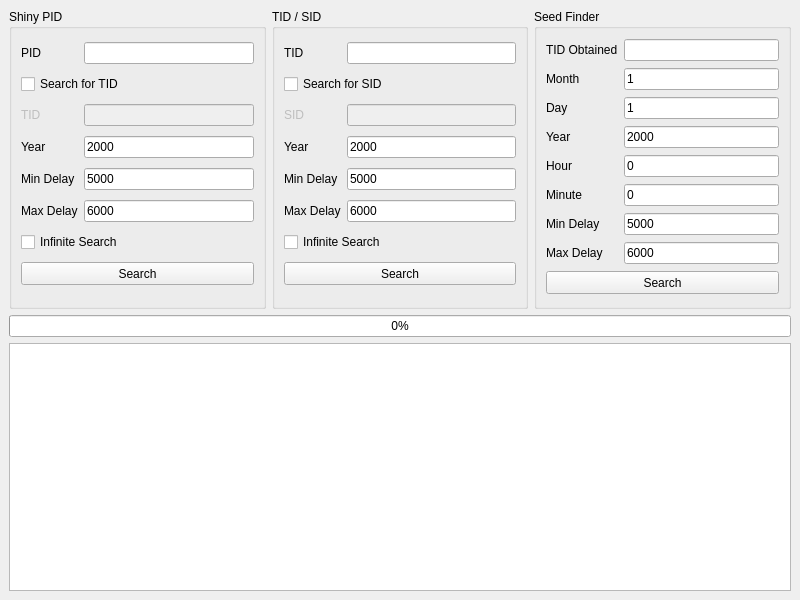
The window that Forms/Gen4/IDs4.ui (Admiral-Fish/PokeFinder) describes before a commit, drawn with Qt 5.
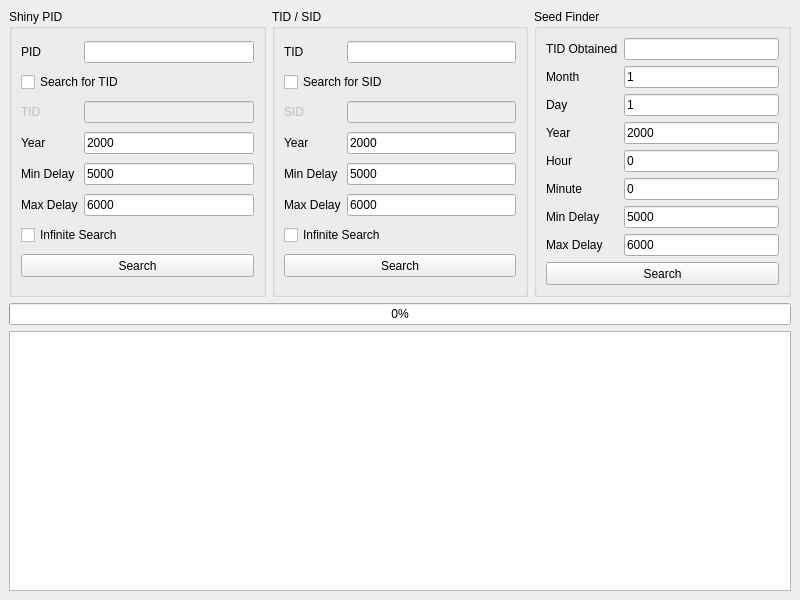
The same window after the commit. Custom widgets are drawn as their Qt base class.

The edit to the form file:
```diff
--- a/Forms/Gen4/IDs4.ui
+++ b/Forms/Gen4/IDs4.ui
@@ -10,6 +10,12 @@
     <height>600</height>
    </rect>
   </property>
+  <property name="minimumSize">
+   <size>
+    <width>800</width>
+    <height>600</height>
+   </size>
+  </property>
   <property name="windowTitle">
    <string>Gen 4 TID/SID</string>
   </property>
@@ -93,10 +99,16 @@
    <layout class="QGridLayout" name="gridLayout_4">
     <item row="0" column="0">
      <widget class="QGroupBox" name="groupBoxShinyPID">
+      <property name="sizePolicy">
+       <sizepolicy hsizetype="Preferred" vsizetype="Preferred">
+        <horstretch>0</horstretch>
+        <verstretch>1</verstretch>
+       </sizepolicy>
+      </property>
       <property name="minimumSize">
        <size>
         <width>0</width>
-        <height>300</height>
+        <height>0</height>
        </size>
       </property>
       <property name="title">
@@ -105,6 +117,12 @@
       <layout class="QGridLayout" name="gridLayout">
        <item row="0" column="0">
         <widget class="QLabel" name="label">
+         <property name="sizePolicy">
+          <sizepolicy hsizetype="Fixed" vsizetype="Preferred">
+           <horstretch>0</horstretch>
+           <verstretch>0</verstretch>
+          </sizepolicy>
+         </property>
          <property name="text">
           <string>PID</string>
          </property>
@@ -112,6 +130,12 @@
        </item>
        <item row="0" column="1">
         <widget class="QTextBox" name="textBoxPID">
+         <property name="sizePolicy">
+          <sizepolicy hsizetype="Preferred" vsizetype="Fixed">
+           <horstretch>0</horstretch>
+           <verstretch>0</verstretch>
+          </sizepolicy>
+         </property>
          <property name="maxLength">
           <number>8</number>
          </property>
@@ -129,6 +153,12 @@
          <property name="enabled">
           <bool>false</bool>
          </property>
+         <property name="sizePolicy">
+          <sizepolicy hsizetype="Fixed" vsizetype="Preferred">
+           <horstretch>0</horstretch>
+           <verstretch>0</verstretch>
+          </sizepolicy>
+         </property>
          <property name="text">
           <string>TID</string>
          </property>
@@ -139,6 +169,12 @@
          <property name="enabled">
           <bool>false</bool>
          </property>
+         <property name="sizePolicy">
+          <sizepolicy hsizetype="Preferred" vsizetype="Fixed">
+           <horstretch>0</horstretch>
+           <verstretch>0</verstretch>
+          </sizepolicy>
+         </property>
          <property name="maxLength">
           <number>5</number>
          </property>
@@ -146,6 +182,12 @@
        </item>
        <item row="3" column="0">
         <widget class="QLabel" name="label_3">
+         <property name="sizePolicy">
+          <sizepolicy hsizetype="Fixed" vsizetype="Preferred">
+           <horstretch>0</horstretch>
+           <verstretch>0</verstretch>
+          </sizepolicy>
+         </property>
          <property name="text">
           <string>Year</string>
          </property>
@@ -153,6 +195,12 @@
        </item>
        <item row="3" column="1">
         <widget class="QTextBox" name="textBoxYearShinyPID">
+         <property name="sizePolicy">
+          <sizepolicy hsizetype="Preferred" vsizetype="Fixed">
+           <horstretch>0</horstretch>
+           <verstretch>0</verstretch>
+          </sizepolicy>
+         </property>
          <property name="text">
           <string notr="true">2000</string>
          </property>
@@ -163,6 +211,12 @@
        </item>
        <item row="4" column="0">
         <widget class="QLabel" name="label_4">
+         <property name="sizePolicy">
+          <sizepolicy hsizetype="Fixed" vsizetype="Preferred">
+           <horstretch>0</horstretch>
+           <verstretch>0</verstretch>
+          </sizepolicy>
+         </property>
          <property name="text">
           <string>Min Delay</string>
          </property>
@@ -170,6 +224,12 @@
        </item>
        <item row="4" column="1">
         <widget class="QTextBox" name="textBoxMinDelayShinyPID">
+         <property name="sizePolicy">
+          <sizepolicy hsizetype="Preferred" vsizetype="Fixed">
+           <horstretch>0</horstretch>
+           <verstretch>0</verstretch>
+          </sizepolicy>
+         </property>
          <property name="text">
           <string notr="true">5000</string>
          </property>
@@ -180,6 +240,12 @@
        </item>
        <item row="5" column="0">
         <widget class="QLabel" name="label_5">
+         <property name="sizePolicy">
+          <sizepolicy hsizetype="Fixed" vsizetype="Preferred">
+           <horstretch>0</horstretch>
+           <verstretch>0</verstretch>
+          </sizepolicy>
+         </property>
          <property name="text">
           <string>Max Delay</string>
          </property>
@@ -187,6 +253,12 @@
        </item>
        <item row="5" column="1">
         <widget class="QTextBox" name="textBoxMaxDelayShinyPID">
+         <property name="sizePolicy">
+          <sizepolicy hsizetype="Preferred" vsizetype="Fixed">
+           <horstretch>0</horstretch>
+           <verstretch>0</verstretch>
+          </sizepolicy>
+         </property>
          <property name="text">
           <string notr="true">6000</string>
          </property>
@@ -223,12 +295,24 @@
     </item>
     <item row="0" column="1">
      <widget class="QGroupBox" name="groupBoxTIDSID">
+      <property name="sizePolicy">
+       <sizepolicy hsizetype="Preferred" vsizetype="Preferred">
+        <horstretch>0</horstretch>
+        <verstretch>1</verstretch>
+       </sizepolicy>
+      </property>
       <property name="title">
        <string>TID / SID</string>
       </property>
       <layout class="QGridLayout" name="gridLayout_2">
        <item row="0" column="0">
         <widget class="QLabel" name="label_9">
+         <property name="sizePolicy">
+          <sizepolicy hsizetype="Fixed" vsizetype="Preferred">
+           <horstretch>0</horstretch>
+           <verstretch>0</verstretch>
+          </sizepolicy>
+         </property>
          <property name="text">
           <string>TID</string>
          </property>
@@ -236,6 +320,12 @@
        </item>
        <item row="0" column="1">
         <widget class="QTextBox" name="textBoxTIDTIDSID">
+         <property name="sizePolicy">
+          <sizepolicy hsizetype="Preferred" vsizetype="Fixed">
+           <horstretch>0</horstretch>
+           <verstretch>0</verstretch>
+          </sizepolicy>
+         </property>
          <property name="maxLength">
           <number>5</number>
          </property>
@@ -253,6 +343,12 @@
          <property name="enabled">
           <bool>false</bool>
          </property>
+         <property name="sizePolicy">
+          <sizepolicy hsizetype="Fixed" vsizetype="Preferred">
+           <horstretch>0</horstretch>
+           <verstretch>0</verstretch>
+          </sizepolicy>
+         </property>
          <property name="text">
           <string>SID</string>
          </property>
@@ -263,6 +359,12 @@
          <property name="enabled">
           <bool>false</bool>
          </property>
+         <property name="sizePolicy">
+          <sizepolicy hsizetype="Preferred" vsizetype="Fixed">
+           <horstretch>0</horstretch>
+           <verstretch>0</verstretch>
+          </sizepolicy>
+         </property>
          <property name="maxLength">
           <number>5</number>
          </property>
@@ -270,6 +372,12 @@
        </item>
        <item row="3" column="0">
         <widget class="QLabel" name="label_6">
+         <property name="sizePolicy">
+          <sizepolicy hsizetype="Fixed" vsizetype="Preferred">
+           <horstretch>0</horstretch>
+           <verstretch>0</verstretch>
+          </sizepolicy>
+         </property>
          <property name="text">
           <string>Year</string>
          </property>
@@ -277,6 +385,12 @@
        </item>
        <item row="3" column="1">
         <widget class="QTextBox" name="textBoxYearTIDSID">
+         <property name="sizePolicy">
+          <sizepolicy hsizetype="Preferred" vsizetype="Fixed">
+           <horstretch>0</horstretch>
+           <verstretch>0</verstretch>
+          </sizepolicy>
+         </property>
          <property name="text">
           <string notr="true">2000</string>
          </property>
@@ -287,6 +401,12 @@
        </item>
        <item row="4" column="0">
         <widget class="QLabel" name="label_10">
+         <property name="sizePolicy">
+          <sizepolicy hsizetype="Fixed" vsizetype="Preferred">
+           <horstretch>0</horstretch>
+           <verstretch>0</verstretch>
+          </sizepolicy>
+         </property>
          <property name="text">
           <string>Min Delay</string>
          </property>
@@ -294,6 +414,12 @@
        </item>
        <item row="4" column="1">
         <widget class="QTextBox" name="textBoxMinDelayTIDSID">
+         <property name="sizePolicy">
+          <sizepolicy hsizetype="Preferred" vsizetype="Fixed">
+           <horstretch>0</horstretch>
+           <verstretch>0</verstretch>
+          </sizepolicy>
+         </property>
          <property name="text">
           <string notr="true">5000</string>
          </property>
@@ -304,6 +430,12 @@
        </item>
        <item row="5" column="0">
         <widget class="QLabel" name="label_7">
+         <property name="sizePolicy">
+          <sizepolicy hsizetype="Fixed" vsizetype="Preferred">
+           <horstretch>0</horstretch>
+           <verstretch>0</verstretch>
+          </sizepolicy>
+         </property>
          <property name="text">
           <string>Max Delay</string>
          </property>
@@ -311,6 +443,12 @@
        </item>
        <item row="5" column="1">
         <widget class="QTextBox" name="textBoxMaxDelayTIDSID">
+         <property name="sizePolicy">
+          <sizepolicy hsizetype="Preferred" vsizetype="Fixed">
+           <horstretch>0</horstretch>
+           <verstretch>0</verstretch>
+          </sizepolicy>
+         </property>
          <property name="text">
           <string notr="true">6000</string>
          </property>
@@ -347,22 +485,47 @@
     </item>
     <item row="0" column="2">
      <widget class="QGroupBox" name="groupBoxSeedFinder">
+      <property name="sizePolicy">
+       <sizepolicy hsizetype="Preferred" vsizetype="Preferred">
+        <horstretch>0</horstretch>
+        <verstretch>1</verstretch>
+       </sizepolicy>
+      </property>
       <property name="title">
        <string>Seed Finder</string>
       </property>
       <layout class="QGridLayout" name="gridLayout_3">
        <item row="0" column="0">
         <widget class="QLabel" name="label_11">
+         <property name="sizePolicy">
+          <sizepolicy hsizetype="Fixed" vsizetype="Preferred">
+           <horstretch>0</horstretch>
+           <verstretch>0</verstretch>
+          </sizepolicy>
+         </property>
          <property name="text">
           <string>TID Obtained</string>
          </property>
         </widget>
        </item>
        <item row="0" column="1">
-        <widget class="QLineEdit" name="textBoxTIDSeedFinder"/>
+        <widget class="QLineEdit" name="textBoxTIDSeedFinder">
+         <property name="sizePolicy">
+          <sizepolicy hsizetype="Preferred" vsizetype="Fixed">
+           <horstretch>0</horstretch>
+           <verstretch>0</verstretch>
+          </sizepolicy>
+         </property>
+        </widget>
        </item>
        <item row="1" column="0">
         <widget class="QLabel" name="label_12">
+         <property name="sizePolicy">
+          <sizepolicy hsizetype="Fixed" vsizetype="Preferred">
+           <horstretch>0</horstretch>
+           <verstretch>0</verstretch>
+          </sizepolicy>
+         </property>
          <property name="text">
           <string>Month</string>
          </property>
@@ -370,6 +533,12 @@
        </item>
        <item row="1" column="1">
         <widget class="QLineEdit" name="textBoxMonthSeedFinder">
+         <property name="sizePolicy">
+          <sizepolicy hsizetype="Preferred" vsizetype="Fixed">
+           <horstretch>0</horstretch>
+           <verstretch>0</verstretch>
+          </sizepolicy>
+         </property>
          <property name="text">
           <string notr="true">1</string>
          </property>
@@ -380,6 +549,12 @@
        </item>
        <item row="2" column="0">
         <widget class="QLabel" name="label_13">
+         <property name="sizePolicy">
+          <sizepolicy hsizetype="Fixed" vsizetype="Preferred">
+           <horstretch>0</horstretch>
+           <verstretch>0</verstretch>
+          </sizepolicy>
+         </property>
          <property name="text">
           <string>Day</string>
          </property>
@@ -387,6 +562,12 @@
        </item>
        <item row="2" column="1">
         <widget class="QLineEdit" name="textBoxDaySeedFinder">
+         <property name="sizePolicy">
+          <sizepolicy hsizetype="Preferred" vsizetype="Fixed">
+           <horstretch>0</horstretch>
+           <verstretch>0</verstretch>
+          </sizepolicy>
+         </property>
          <property name="text">
           <string notr="true">1</string>
          </property>
@@ -397,6 +578,12 @@
        </item>
        <item row="3" column="0">
         <widget class="QLabel" name="label_14">
+         <property name="sizePolicy">
+          <sizepolicy hsizetype="Fixed" vsizetype="Preferred">
+           <horstretch>0</horstretch>
+           <verstretch>0</verstretch>
+          </sizepolicy>
+         </property>
          <property name="text">
           <string>Year</string>
          </property>
@@ -404,6 +591,12 @@
        </item>
        <item row="3" column="1">
         <widget class="QLineEdit" name="textBoxYearSeedFinder">
+         <property name="sizePolicy">
+          <sizepolicy hsizetype="Preferred" vsizetype="Fixed">
+           <horstretch>0</horstretch>
+           <verstretch>0</verstretch>
+          </sizepolicy>
+         </property>
          <property name="text">
           <string notr="true">2000</string>
          </property>
@@ -414,6 +607,12 @@
        </item>
        <item row="4" column="0">
         <widget class="QLabel" name="label_15">
+         <property name="sizePolicy">
+          <sizepolicy hsizetype="Fixed" vsizetype="Preferred">
+           <horstretch>0</horstretch>
+           <verstretch>0</verstretch>
+          </sizepolicy>
+         </property>
          <property name="text">
           <string>Hour</string>
          </property>
@@ -421,6 +620,12 @@
        </item>
        <item row="4" column="1">
         <widget class="QLineEdit" name="textBoxHourSeedFinder">
+         <property name="sizePolicy">
+          <sizepolicy hsizetype="Preferred" vsizetype="Fixed">
+           <horstretch>0</horstretch>
+           <verstretch>0</verstretch>
+          </sizepolicy>
+         </property>
          <property name="text">
           <string notr="true">0</string>
          </property>
@@ -431,6 +636,12 @@
        </item>
        <item row="5" column="0">
         <widget class="QLabel" name="label_16">
+         <property name="sizePolicy">
+          <sizepolicy hsizetype="Fixed" vsizetype="Preferred">
+           <horstretch>0</horstretch>
+           <verstretch>0</verstretch>
+          </sizepolicy>
+         </property>
          <property name="text">
           <string>Minute</string>
          </property>
@@ -438,6 +649,12 @@
        </item>
        <item row="5" column="1">
         <widget class="QLineEdit" name="textBoxMinuteSeedFinder">
+         <property name="sizePolicy">
+          <sizepolicy hsizetype="Preferred" vsizetype="Fixed">
+           <horstretch>0</horstretch>
+           <verstretch>0</verstretch>
+          </sizepolicy>
+         </property>
          <property name="text">
           <string notr="true">0</string>
          </property>
@@ -448,6 +665,12 @@
        </item>
        <item row="6" column="0">
         <widget class="QLabel" name="label_17">
+         <property name="sizePolicy">
+          <sizepolicy hsizetype="Fixed" vsizetype="Preferred">
+           <horstretch>0</horstretch>
+           <verstretch>0</verstretch>
+          </sizepolicy>
+         </property>
          <property name="text">
           <string>Min Delay</string>
          </property>
@@ -455,6 +678,12 @@
        </item>
        <item row="6" column="1">
         <widget class="QLineEdit" name="textBoxMinDelaySeedFinder">
+         <property name="sizePolicy">
+          <sizepolicy hsizetype="Preferred" vsizetype="Fixed">
+           <horstretch>0</horstretch>
+           <verstretch>0</verstretch>
+          </sizepolicy>
+         </property>
          <property name="text">
           <string notr="true">5000</string>
          </property>
@@ -465,6 +694,12 @@
        </item>
        <item row="7" column="0">
         <widget class="QLabel" name="label_18">
+         <property name="sizePolicy">
+          <sizepolicy hsizetype="Fixed" vsizetype="Preferred">
+           <horstretch>0</horstretch>
+           <verstretch>0</verstretch>
+          </sizepolicy>
+         </property>
          <property name="text">
           <string>Max Delay</string>
          </property>
@@ -472,6 +707,12 @@
        </item>
        <item row="7" column="1">
         <widget class="QLineEdit" name="textBoxMaxDelaySeedFinder">
+         <property name="sizePolicy">
+          <sizepolicy hsizetype="Preferred" vsizetype="Fixed">
+           <horstretch>0</horstretch>
+           <verstretch>0</verstretch>
+          </sizepolicy>
+         </property>
          <property name="text">
           <string notr="true">6000</string>
          </property>
@@ -508,6 +749,12 @@
     </item>
     <item row="2" column="0" colspan="3">
      <widget class="TableView" name="tableView">
+      <property name="sizePolicy">
+       <sizepolicy hsizetype="Expanding" vsizetype="Expanding">
+        <horstretch>0</horstretch>
+        <verstretch>2</verstretch>
+       </sizepolicy>
+      </property>
       <attribute name="verticalHeaderVisible">
        <bool>false</bool>
       </attribute>
```
